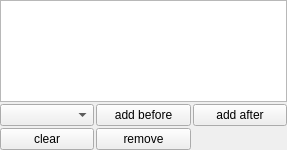
Above: resources/ui/pipeline.ui from flegac/piaf-edit before the change. Below: the same form after it.
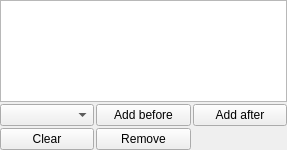
That is the form after the change.

Commit message: feat: undo buttons

```diff
--- a/resources/ui/pipeline.ui
+++ b/resources/ui/pipeline.ui
@@ -32,7 +32,7 @@
    <item row="3" column="0">
     <widget class="QPushButton" name="clearButton">
      <property name="text">
-      <string>clear</string>
+      <string>Clear</string>
      </property>
     </widget>
    </item>
@@ -42,21 +42,21 @@
    <item row="2" column="1">
     <widget class="QPushButton" name="addBeforeButton">
      <property name="text">
-      <string>add before</string>
+      <string>Add before</string>
      </property>
     </widget>
    </item>
    <item row="3" column="1">
     <widget class="QPushButton" name="removeButton">
      <property name="text">
-      <string>remove</string>
+      <string>Remove</string>
      </property>
     </widget>
    </item>
    <item row="2" column="2">
     <widget class="QPushButton" name="addAfterButton">
      <property name="text">
-      <string>add after</string>
+      <string>Add after</string>
      </property>
     </widget>
    </item>
```
The commit also changes 1 other file.
